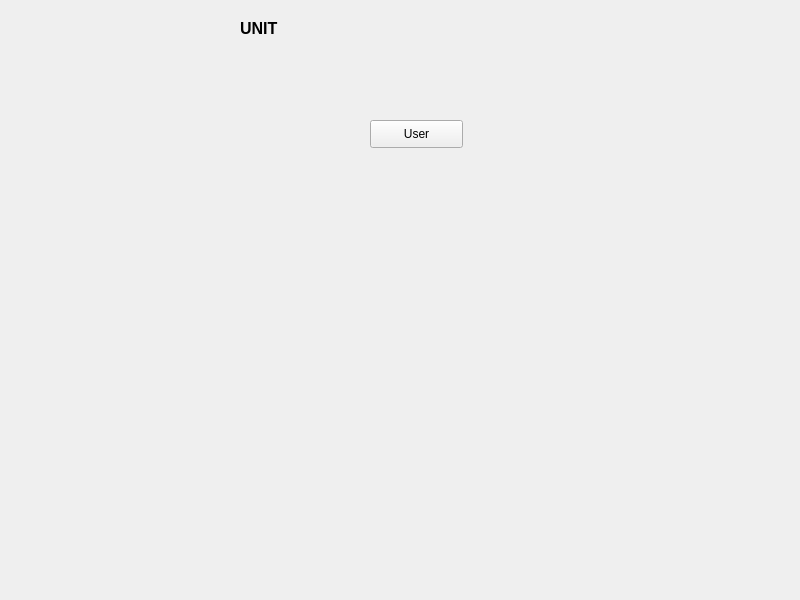
Above: FrmUnit.ui from FarchanS/PBE-kel5-apartment before the change. Below: the same form after it.
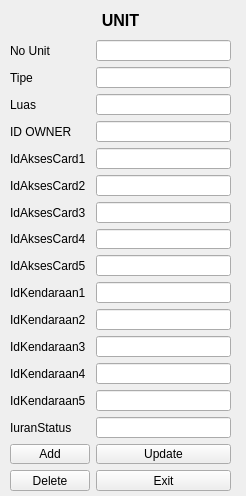
That is the form after the change.

Patch:
```diff
--- a/FrmUnit.ui
+++ b/FrmUnit.ui
@@ -6,8 +6,8 @@
    <rect>
     <x>0</x>
     <y>0</y>
-    <width>800</width>
-    <height>600</height>
+    <width>246</width>
+    <height>496</height>
    </rect>
   </property>
   <property name="windowTitle">
@@ -17,10 +17,10 @@
    <widget class="QLabel" name="label">
     <property name="geometry">
      <rect>
-      <x>240</x>
-      <y>20</y>
-      <width>55</width>
-      <height>16</height>
+      <x>0</x>
+      <y>10</y>
+      <width>241</width>
+      <height>20</height>
      </rect>
     </property>
     <property name="font">
@@ -33,19 +33,199 @@
     <property name="text">
      <string>UNIT</string>
     </property>
+    <property name="alignment">
+     <set>Qt::AlignCenter</set>
+    </property>
    </widget>
-   <widget class="QPushButton" name="PB_user">
+   <widget class="QWidget" name="formLayoutWidget">
     <property name="geometry">
      <rect>
-      <x>370</x>
-      <y>120</y>
-      <width>93</width>
-      <height>28</height>
+      <x>10</x>
+      <y>40</y>
+      <width>221</width>
+      <height>451</height>
      </rect>
     </property>
-    <property name="text">
-     <string>User</string>
-    </property>
+    <layout class="QFormLayout" name="formLayout">
+     <item row="0" column="0">
+      <widget class="QLabel" name="nounitlabel">
+       <property name="text">
+        <string>No Unit</string>
+       </property>
+      </widget>
+     </item>
+     <item row="0" column="1">
+      <widget class="QLineEdit" name="Txt_nounit"/>
+     </item>
+     <item row="1" column="0">
+      <widget class="QLabel" name="namaLabel">
+       <property name="text">
+        <string>Tipe</string>
+       </property>
+      </widget>
+     </item>
+     <item row="1" column="1">
+      <widget class="QLineEdit" name="Txt_tipe"/>
+     </item>
+     <item row="2" column="0">
+      <widget class="QLabel" name="passwordLabel">
+       <property name="text">
+        <string>Luas</string>
+       </property>
+      </widget>
+     </item>
+     <item row="2" column="1">
+      <widget class="QLineEdit" name="Txt_luas"/>
+     </item>
+     <item row="3" column="0">
+      <widget class="QLabel" name="roleLabel">
+       <property name="text">
+        <string>ID OWNER</string>
+       </property>
+      </widget>
+     </item>
+     <item row="3" column="1">
+      <widget class="QLineEdit" name="Txt_idowner"/>
+     </item>
+     <item row="4" column="0">
+      <widget class="QLabel" name="label_2">
+       <property name="text">
+        <string>IdAksesCard1</string>
+       </property>
+      </widget>
+     </item>
+     <item row="4" column="1">
+      <widget class="QLineEdit" name="Txt_aksescard1"/>
+     </item>
+     <item row="5" column="0">
+      <widget class="QLabel" name="label_3">
+       <property name="text">
+        <string>IdAksesCard2</string>
+       </property>
+      </widget>
+     </item>
+     <item row="5" column="1">
+      <widget class="QLineEdit" name="Txt_aksescard2"/>
+     </item>
+     <item row="6" column="0">
+      <widget class="QLabel" name="label_4">
+       <property name="text">
+        <string>IdAksesCard3</string>
+       </property>
+      </widget>
+     </item>
+     <item row="6" column="1">
+      <widget class="QLineEdit" name="Txt_aksescard3"/>
+     </item>
+     <item row="7" column="0">
+      <widget class="QLabel" name="label_5">
+       <property name="text">
+        <string>IdAksesCard4</string>
+       </property>
+      </widget>
+     </item>
+     <item row="7" column="1">
+      <widget class="QLineEdit" name="Txt_aksescard4"/>
+     </item>
+     <item row="8" column="0">
+      <widget class="QLabel" name="label_6">
+       <property name="text">
+        <string>IdAksesCard5</string>
+       </property>
+      </widget>
+     </item>
+     <item row="8" column="1">
+      <widget class="QLineEdit" name="Txt_aksescard5"/>
+     </item>
+     <item row="9" column="0">
+      <widget class="QLabel" name="label_7">
+       <property name="text">
+        <string>IdKendaraan1</string>
+       </property>
+      </widget>
+     </item>
+     <item row="9" column="1">
+      <widget class="QLineEdit" name="Txt_kendaraan1"/>
+     </item>
+     <item row="10" column="0">
+      <widget class="QLabel" name="label_8">
+       <property name="text">
+        <string>IdKendaraan2</string>
+       </property>
+      </widget>
+     </item>
+     <item row="10" column="1">
+      <widget class="QLineEdit" name="Txt_kendaraan2"/>
+     </item>
+     <item row="11" column="0">
+      <widget class="QLabel" name="label_9">
+       <property name="text">
+        <string>IdKendaraan3</string>
+       </property>
+      </widget>
+     </item>
+     <item row="11" column="1">
+      <widget class="QLineEdit" name="Txt_kendaraan3"/>
+     </item>
+     <item row="12" column="0">
+      <widget class="QLabel" name="label_10">
+       <property name="text">
+        <string>IdKendaraan4</string>
+       </property>
+      </widget>
+     </item>
+     <item row="12" column="1">
+      <widget class="QLineEdit" name="Txt_kendaraan4"/>
+     </item>
+     <item row="13" column="0">
+      <widget class="QLabel" name="label_11">
+       <property name="text">
+        <string>IdKendaraan5</string>
+       </property>
+      </widget>
+     </item>
+     <item row="13" column="1">
+      <widget class="QLineEdit" name="Txt_kendaraan5"/>
+     </item>
+     <item row="14" column="0">
+      <widget class="QLabel" name="label_12">
+       <property name="text">
+        <string>IuranStatus</string>
+       </property>
+      </widget>
+     </item>
+     <item row="14" column="1">
+      <widget class="QLineEdit" name="Txt_kendaraan6"/>
+     </item>
+     <item row="15" column="0">
+      <widget class="QPushButton" name="PB_add">
+       <property name="text">
+        <string>Add</string>
+       </property>
+      </widget>
+     </item>
+     <item row="15" column="1">
+      <widget class="QPushButton" name="PB_update">
+       <property name="text">
+        <string>Update</string>
+       </property>
+      </widget>
+     </item>
+     <item row="16" column="0">
+      <widget class="QPushButton" name="PB_del">
+       <property name="text">
+        <string>Delete</string>
+       </property>
+      </widget>
+     </item>
+     <item row="16" column="1">
+      <widget class="QPushButton" name="PB_exit">
+       <property name="text">
+        <string>Exit</string>
+       </property>
+      </widget>
+     </item>
+    </layout>
    </widget>
   </widget>
  </widget>
```
Left out of the diff: 2 changed lines with no effect on the pictures.
